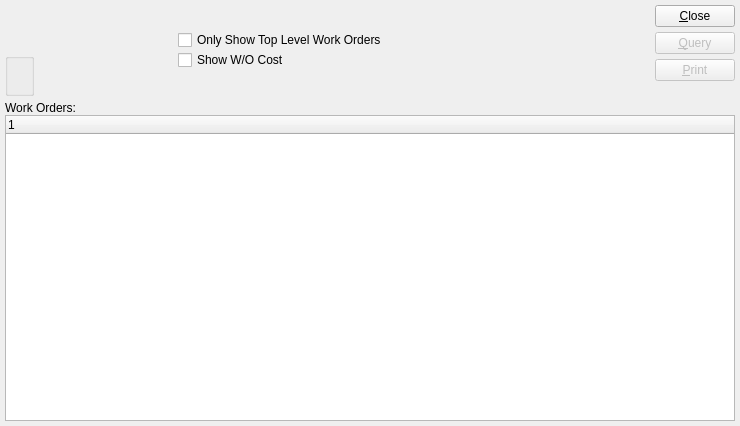
The window that xtuple/trunk/guiclient/dspWoHistoryByItem.ui (WooodHead/xtuple) describes before a commit, drawn with Qt 5.
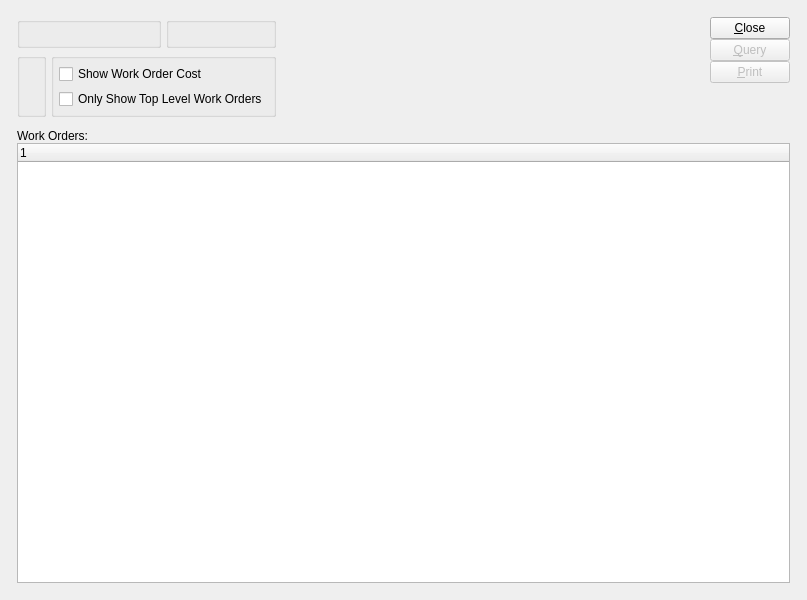
The same window after the commit. Custom widgets are drawn as their Qt base class.

The edit to the form file:
```diff
--- a/xtuple/trunk/guiclient/dspWoHistoryByItem.ui
+++ b/xtuple/trunk/guiclient/dspWoHistoryByItem.ui
@@ -13,129 +13,73 @@
    <rect>
     <x>0</x>
     <y>0</y>
-    <width>740</width>
-    <height>426</height>
+    <width>807</width>
+    <height>600</height>
    </rect>
   </property>
   <property name="windowTitle" >
    <string>Work Order History by Item</string>
   </property>
-   <layout class="QVBoxLayout" >
-    <item>
-     <layout class="QHBoxLayout" >
+  <layout class="QGridLayout" name="gridLayout_6" >
+   <item row="0" column="0" >
+    <layout class="QGridLayout" name="gridLayout_5" >
       <property name="margin" >
-       <number>0</number>
+      <number>12</number>
       </property>
       <property name="spacing" >
-       <number>7</number>
-      </property>
+      <number>12</number>
+     </property>
+     <item row="0" column="0" >
+      <layout class="QHBoxLayout" name="horizontalLayout" >
       <item>
-       <layout class="QVBoxLayout" >
-        <property name="margin" >
-         <number>0</number>
-        </property>
-        <property name="spacing" >
-         <number>5</number>
-        </property>
-        <item>
+        <layout class="QGridLayout" name="gridLayout" >
+         <item row="0" column="0" colspan="2" >
+          <widget class="QGroupBox" name="_itemGroup" >
+           <property name="title" >
+            <string/>
+           </property>
+           <layout class="QGridLayout" name="gridLayout_4" >
+            <item row="0" column="0" >
          <widget class="ItemCluster" name="_item" />
         </item>
-        <item>
-         <layout class="QHBoxLayout" >
-          <property name="margin" >
-           <number>0</number>
-          </property>
-          <property name="spacing" >
-           <number>5</number>
-          </property>
-          <item>
-           <widget class="WarehouseGroup" name="_warehouse" >
+           </layout>
+          </widget>
+         </item>
+         <item row="0" column="2" >
+          <widget class="QGroupBox" name="_dateGroup" >
             <property name="title" >
              <string/>
             </property>
-           </widget>
-          </item>
-          <item>
-           <spacer>
-            <property name="orientation" >
-             <enum>Qt::Horizontal</enum>
-            </property>
-            <property name="sizeType" >
-             <enum>QSizePolicy::Preferred</enum>
-            </property>
-            <property name="sizeHint" >
-             <size>
-              <width>137</width>
-              <height>20</height>
-             </size>
-            </property>
-           </spacer>
-          </item>
-         </layout>
-        </item>
-       </layout>
-      </item>
-      <item>
-       <layout class="QVBoxLayout" >
-        <property name="margin" >
-         <number>0</number>
-        </property>
-        <property name="spacing" >
-         <number>0</number>
-        </property>
-        <item>
-         <layout class="QVBoxLayout" >
-          <property name="margin" >
-           <number>0</number>
-          </property>
-          <property name="spacing" >
-           <number>0</number>
-          </property>
-          <item>
-           <layout class="QHBoxLayout" >
-            <property name="margin" >
-             <number>0</number>
-            </property>
-            <property name="spacing" >
-             <number>0</number>
-            </property>
-            <item>
+           <layout class="QGridLayout" name="gridLayout_2" >
+            <item row="0" column="0" >
              <widget class="DateCluster" name="_dates" />
             </item>
-            <item>
-             <spacer>
-              <property name="orientation" >
-               <enum>Qt::Horizontal</enum>
-              </property>
-              <property name="sizeType" >
-               <enum>QSizePolicy::Expanding</enum>
-              </property>
-              <property name="sizeHint" >
-               <size>
-                <width>63</width>
-                <height>20</height>
-               </size>
-              </property>
-             </spacer>
-            </item>
            </layout>
-          </item>
-          <item>
-           <layout class="QVBoxLayout" >
-            <property name="margin" >
-             <number>0</number>
-            </property>
-            <property name="spacing" >
-             <number>0</number>
-            </property>
+          </widget>
+         </item>
+         <item row="1" column="0" >
+          <widget class="WarehouseGroup" name="_warehouse" >
+           <property name="title" >
+            <string/>
+           </property>
+           <property name="fixedSize" >
+            <bool>false</bool>
+           </property>
+          </widget>
+         </item>
+         <item row="1" column="1" colspan="2" >
+          <widget class="QGroupBox" name="_showGroup" >
+           <property name="title" >
+            <string/>
+           </property>
+           <layout class="QVBoxLayout" name="verticalLayout" >
             <item>
-             <layout class="QHBoxLayout" >
-              <property name="margin" >
-               <number>0</number>
+             <widget class="XCheckBox" name="_showCost" >
+              <property name="text" >
+               <string>Show Work Order Cost</string>
               </property>
-              <property name="spacing" >
-               <number>0</number>
-              </property>
+             </widget>
+            </item>
               <item>
                <widget class="XCheckBox" name="_showOnlyTopLevel" >
                 <property name="text" >
@@ -143,39 +87,11 @@
                 </property>
                </widget>
               </item>
-              <item>
-               <spacer>
-                <property name="orientation" >
-                 <enum>Qt::Horizontal</enum>
-                </property>
-                <property name="sizeType" >
-                 <enum>QSizePolicy::Expanding</enum>
-                </property>
-                <property name="sizeHint" >
-                 <size>
-                  <width>20</width>
-                  <height>20</height>
-                 </size>
-                </property>
-               </spacer>
-              </item>
-             </layout>
-            </item>
-            <item>
-             <layout class="QHBoxLayout" >
-              <property name="margin" >
-               <number>0</number>
-              </property>
-              <property name="spacing" >
-               <number>0</number>
-              </property>
-              <item>
-               <widget class="XCheckBox" name="_showCost" >
-                <property name="text" >
-                 <string>Show W/O Cost</string>
-                </property>
-               </widget>
-              </item>
+           </layout>
+          </widget>
+         </item>
+        </layout>
+       </item>
               <item>
                <spacer>
                 <property name="orientation" >
@@ -184,53 +100,23 @@
                 <property name="sizeType" >
                  <enum>QSizePolicy::Expanding</enum>
                 </property>
-                <property name="sizeHint" >
+         <property name="sizeHint" stdset="0" >
                  <size>
-                  <width>20</width>
-                  <height>20</height>
+           <width>0</width>
+           <height>17</height>
                  </size>
                 </property>
                </spacer>
               </item>
-             </layout>
-            </item>
-           </layout>
-          </item>
-         </layout>
-        </item>
         <item>
-         <spacer>
-          <property name="orientation" >
-           <enum>Qt::Vertical</enum>
-          </property>
-          <property name="sizeType" >
-           <enum>QSizePolicy::Preferred</enum>
-          </property>
-          <property name="sizeHint" >
-           <size>
-            <width>20</width>
-            <height>26</height>
-           </size>
-          </property>
-         </spacer>
-        </item>
-       </layout>
-      </item>
-      <item>
        <layout class="QVBoxLayout" >
-        <property name="margin" >
-         <number>0</number>
-        </property>
         <property name="spacing" >
          <number>0</number>
         </property>
         <item>
          <layout class="QVBoxLayout" >
-          <property name="margin" >
-           <number>0</number>
-          </property>
           <property name="spacing" >
-           <number>5</number>
+            <number>0</number>
           </property>
           <item>
            <widget class="QPushButton" name="_close" >
@@ -273,9 +159,9 @@
            <enum>Qt::Vertical</enum>
           </property>
           <property name="sizeType" >
-           <enum>QSizePolicy::Preferred</enum>
-          </property>
-          <property name="sizeHint" >
+            <enum>QSizePolicy::Expanding</enum>
+           </property>
+           <property name="sizeHint" stdset="0" >
            <size>
             <width>20</width>
             <height>15</height>
@@ -287,11 +173,26 @@
       </item>
      </layout>
     </item>
-    <item>
-     <layout class="QVBoxLayout" >
+     <item row="1" column="0" >
+      <widget class="QFrame" name="_frame" >
+       <property name="sizePolicy" >
+        <sizepolicy vsizetype="Expanding" hsizetype="Preferred" >
+         <horstretch>0</horstretch>
+         <verstretch>1</verstretch>
+        </sizepolicy>
+       </property>
+       <property name="frameShape" >
+        <enum>QFrame::NoFrame</enum>
+       </property>
+       <property name="frameShadow" >
+        <enum>QFrame::Raised</enum>
+       </property>
+       <layout class="QGridLayout" name="gridLayout_3" >
       <property name="margin" >
        <number>0</number>
       </property>
+        <item row="0" column="0" >
+         <layout class="QVBoxLayout" >
       <property name="spacing" >
        <number>0</number>
       </property>
@@ -309,29 +210,35 @@
     </item>
    </layout>
  </widget>
+     </item>
+    </layout>
+   </item>
+  </layout>
+ </widget>
  <layoutdefault spacing="5" margin="5" />
  <pixmapfunction>qPixmapFromMimeSource</pixmapfunction>
  <customwidgets>
-  <customwidget>
-   <class>ItemCluster</class>
-   <extends>QWidget</extends>
-   <header>itemcluster.h</header>
-  </customwidget>
   <customwidget>
    <class>DateCluster</class>
    <extends>QWidget</extends>
    <header>datecluster.h</header>
   </customwidget>
   <customwidget>
-   <class>XCheckBox</class>
-   <extends>QCheckBox</extends>
-   <header>xcheckbox.h</header>
+   <class>ItemCluster</class>
+   <extends>QWidget</extends>
+   <header>itemcluster.h</header>
+   <container>1</container>
   </customwidget>
   <customwidget>
    <class>WarehouseGroup</class>
    <extends>QGroupBox</extends>
    <header>warehousegroup.h</header>
   </customwidget>
+  <customwidget>
+   <class>XCheckBox</class>
+   <extends>QCheckBox</extends>
+   <header>xcheckbox.h</header>
+  </customwidget>
   <customwidget>
    <class>XTreeWidget</class>
    <extends>QTreeWidget</extends>
```
Left out of the diff: 3 changed lines with no effect on the pictures. Lines whose indentation alone changed are shown as unchanged.
